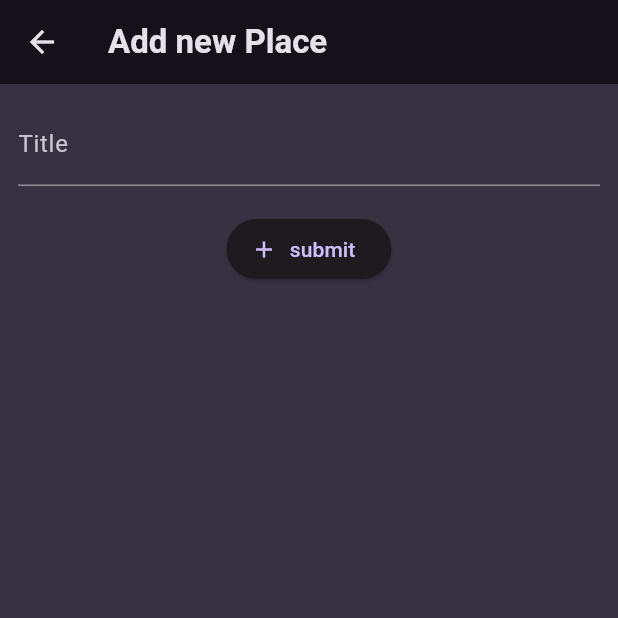
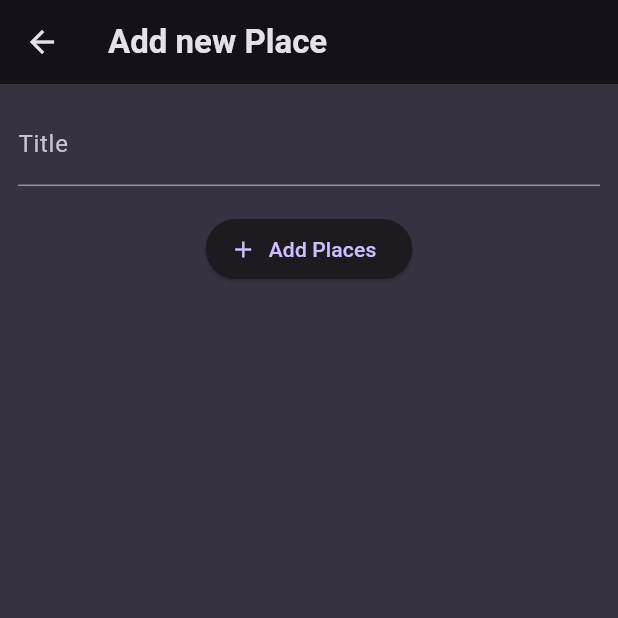
Before and after one commit to Sandipshrestha1/favorite_places, a Flutter app: the PlacesScreen screen opened directly, after a tap on the "add" icon, on a phone screen of 412 x 824 dp, the top half of it. Run offline on Flutter 3.47's test engine with Material 3 defaults, Android fonts, the phone set to English and light mode, and no system bars; our stand-ins replace flutter_riverpod, google_fonts.

Commit message:
added places with provider

```diff
--- /dev/null
+++ b/lib/providers/user_places.dart
@@ -0,0 +1,16 @@
+import 'package:favorite_places/models/place.dart';
+import 'package:flutter_riverpod/flutter_riverpod.dart';
+
+class UserPlacesNotifier extends StateNotifier<List<Place>> {
+  UserPlacesNotifier() : super(const []);
+
+  void addPlace(String title) {
+    final newPlace = Place(title: title);
+    state = [newPlace, ...state];
+  }
+}
+
+final userPlacesProvider =
+    StateNotifierProvider<UserPlacesNotifier, List<Place>>(
+  (ref) => UserPlacesNotifier(),
+);
--- a/lib/screens/add_place.dart
+++ b/lib/screens/add_place.dart
@@ -1,16 +1,30 @@
+import 'package:favorite_places/providers/user_places.dart';
 import 'package:flutter/material.dart';
+import 'package:flutter_riverpod/flutter_riverpod.dart';
 
-class AddPlaceScreen extends StatefulWidget {
+class AddPlaceScreen extends ConsumerStatefulWidget {
   const AddPlaceScreen({super.key});
 
   @override
-  State<AddPlaceScreen> createState() {
+  ConsumerState<AddPlaceScreen> createState() {
     return _AddPlaceScreenState();
   }
 }
 
-class _AddPlaceScreenState extends State<AddPlaceScreen> {
+class _AddPlaceScreenState extends ConsumerState<AddPlaceScreen> {
   final _titleController = TextEditingController();
+
+  void _savePlace() {
+    final enteredText = _titleController.text;
+
+    if (enteredText == null || enteredText.isEmpty) {
+      return;
+    }
+
+    ref.read(userPlacesProvider.notifier).addPlace(enteredText);
+    Navigator.of(context).pop();
+  }
+
   @override
   void dispose() {
     _titleController.dispose();
@@ -31,12 +45,15 @@ class _AddPlaceScreenState extends State<AddPlaceScreen> {
               TextField(
                 decoration: InputDecoration(labelText: "Title"),
                 controller: _titleController,
+                style: TextStyle(
+                  color: Theme.of(context).colorScheme.onBackground,
+                ),
               ),
               const SizedBox(height: 18),
               ElevatedButton.icon(
-                onPressed: () {},
+                onPressed: _savePlace,
                 icon: const Icon(Icons.add),
-                label: const Text("submit"),
+                label: const Text("Add Places"),
               )
             ],
           ),
--- a/lib/screens/places.dart
+++ b/lib/screens/places.dart
@@ -1,12 +1,16 @@
+import 'package:favorite_places/providers/user_places.dart';
 import 'package:favorite_places/screens/add_place.dart';
 import 'package:favorite_places/widgets/places_list.dart';
 import 'package:flutter/material.dart';
+import 'package:flutter_riverpod/flutter_riverpod.dart';
 
-class PlacesScreen extends StatelessWidget {
+class PlacesScreen extends ConsumerWidget {
   const PlacesScreen({super.key});
 
   @override
-  Widget build(BuildContext context) {
+  Widget build(BuildContext context, WidgetRef ref) {
+    final userPlaces = ref.watch(userPlacesProvider);
+
     return Scaffold(
       appBar: AppBar(
         title: const Text(" Favorite Places"),
@@ -23,7 +27,7 @@ class PlacesScreen extends StatelessWidget {
         ],
       ),
       body: PlacesList(
-        places: [],
+        places: userPlaces,
       ),
     );
   }
--- a/pubspec.yaml
+++ b/pubspec.yaml
@@ -37,6 +37,7 @@ dependencies:
   cupertino_icons: ^1.0.6
   google_fonts: ^6.2.1
   uuid: ^4.3.3
+  flutter_riverpod: ^2.5.1
 
 dev_dependencies:
   flutter_test:
```
Also changed, not shown: lib/main.dart (+7 -3 lines), pubspec.lock.
